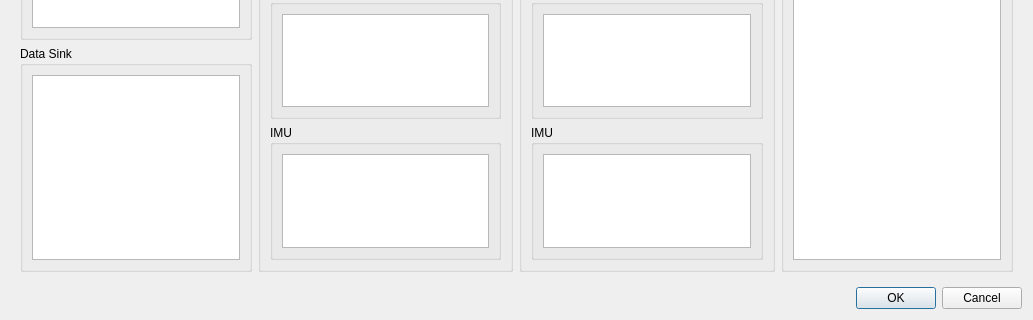
First picture: the form in app/lib/pluginmanager/pluginmanager.ui, repository sijk/elapse, before the edit; both pictures show x 0 to 1033 and y 205 to 525 of the 1033 by 525 pixel window.
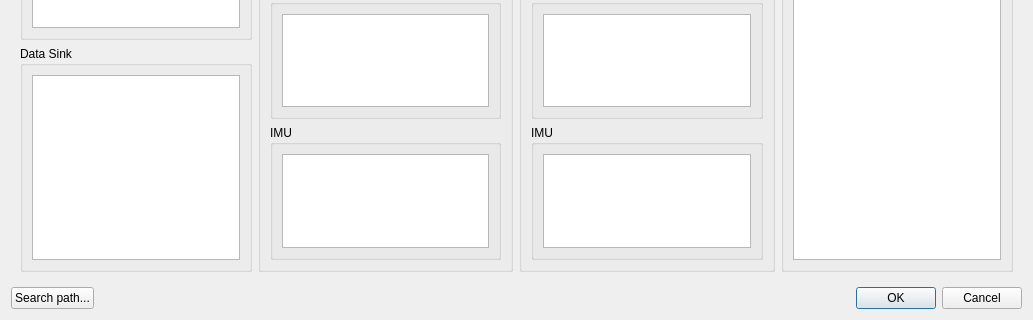
Second picture: the form after the edit.

Commit message: Let the user set the plugin search path

What changed in the file:
```diff
--- a/app/lib/pluginmanager/pluginmanager.ui
+++ b/app/lib/pluginmanager/pluginmanager.ui
@@ -295,11 +295,22 @@
     </widget>
    </item>
    <item>
+    <layout class="QHBoxLayout" name="horizontalLayout">
+     <item>
+      <widget class="QPushButton" name="pathButton">
+       <property name="text">
+        <string>Search path...</string>
+       </property>
+      </widget>
+     </item>
+     <item>
     <widget class="QDialogButtonBox" name="buttonBox">
      <property name="standardButtons">
       <set>QDialogButtonBox::Cancel|QDialogButtonBox::Ok</set>
      </property>
     </widget>
+     </item>
+    </layout>
    </item>
   </layout>
  </widget>
```
Lines whose indentation alone changed are shown as unchanged. The commit also changes 1 other file.
